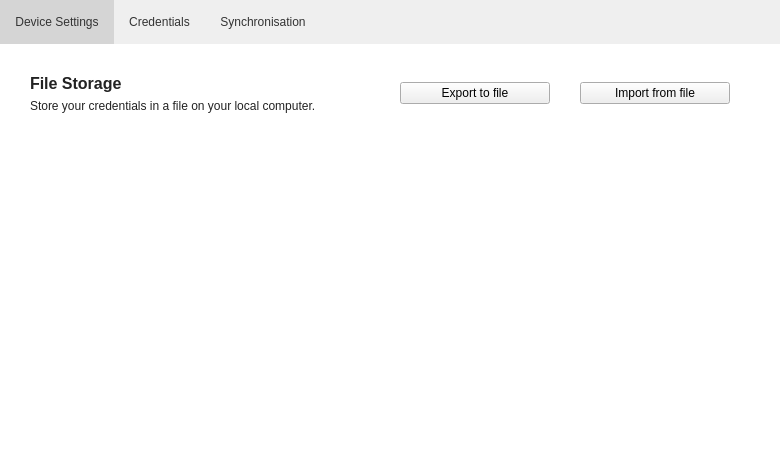
This is src/MainWindow.ui in mooltipass/moolticute as Qt 5 draws it before an edit. The edited form follows.
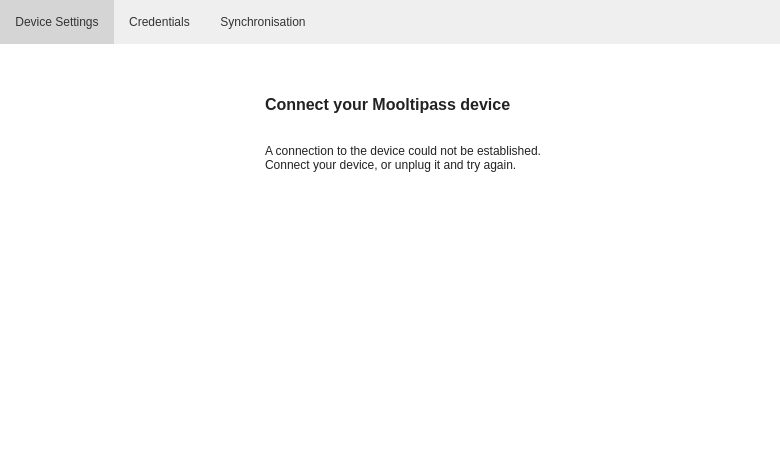
This is the edited form. The open tabs and pages were chosen to show the change. Icons and pictures are not drawn.

Patch:
```diff
--- a/src/MainWindow.ui
+++ b/src/MainWindow.ui
@@ -152,6 +152,106 @@
       <property name="currentIndex">
        <number>2</number>
       </property>
+      <widget class="QWidget" name="pageNoConnect">
+       <layout class="QHBoxLayout" name="horizontalLayout_7">
+        <property name="spacing">
+         <number>20</number>
+        </property>
+        <item>
+         <spacer name="horizontalSpacer_5">
+          <property name="orientation">
+           <enum>Qt::Horizontal</enum>
+          </property>
+          <property name="sizeHint" stdset="0">
+           <size>
+            <width>40</width>
+            <height>20</height>
+           </size>
+          </property>
+         </spacer>
+        </item>
+        <item>
+         <widget class="QLabel" name="label_17">
+          <property name="pixmap">
+           <pixmap resource="../img/images.qrc">:/no-connection.png</pixmap>
+          </property>
+         </widget>
+        </item>
+        <item>
+         <layout class="QVBoxLayout" name="verticalLayout_6">
+          <property name="spacing">
+           <number>30</number>
+          </property>
+          <item>
+           <spacer name="verticalSpacer_5">
+            <property name="orientation">
+             <enum>Qt::Vertical</enum>
+            </property>
+            <property name="sizeType">
+             <enum>QSizePolicy::Preferred</enum>
+            </property>
+            <property name="sizeHint" stdset="0">
+             <size>
+              <width>20</width>
+              <height>40</height>
+             </size>
+            </property>
+           </spacer>
+          </item>
+          <item>
+           <widget class="QLabel" name="label_15">
+            <property name="font">
+             <font>
+              <pointsize>12</pointsize>
+              <weight>75</weight>
+              <bold>true</bold>
+             </font>
+            </property>
+            <property name="text">
+             <string>Connect your Mooltipass device</string>
+            </property>
+           </widget>
+          </item>
+          <item>
+           <widget class="QLabel" name="label_16">
+            <property name="text">
+             <string>A connection to the device could not be established. Connect your device, or unplug it and try again.</string>
+            </property>
+            <property name="wordWrap">
+             <bool>true</bool>
+            </property>
+           </widget>
+          </item>
+          <item>
+           <spacer name="verticalSpacer_6">
+            <property name="orientation">
+             <enum>Qt::Vertical</enum>
+            </property>
+            <property name="sizeHint" stdset="0">
+             <size>
+              <width>20</width>
+              <height>40</height>
+             </size>
+            </property>
+           </spacer>
+          </item>
+         </layout>
+        </item>
+        <item>
+         <spacer name="horizontalSpacer_6">
+          <property name="orientation">
+           <enum>Qt::Horizontal</enum>
+          </property>
+          <property name="sizeHint" stdset="0">
+           <size>
+            <width>40</width>
+            <height>20</height>
+           </size>
+          </property>
+         </spacer>
+        </item>
+       </layout>
+      </widget>
       <widget class="QWidget" name="pageSettings">
        <layout class="QVBoxLayout" name="verticalLayout_2">
         <property name="spacing">
```
Left out of the diff: 196 changed lines with no effect on the pictures.
